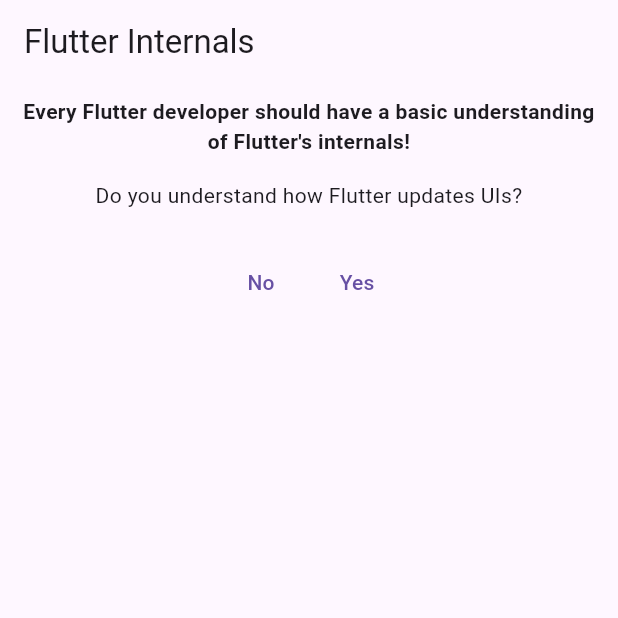
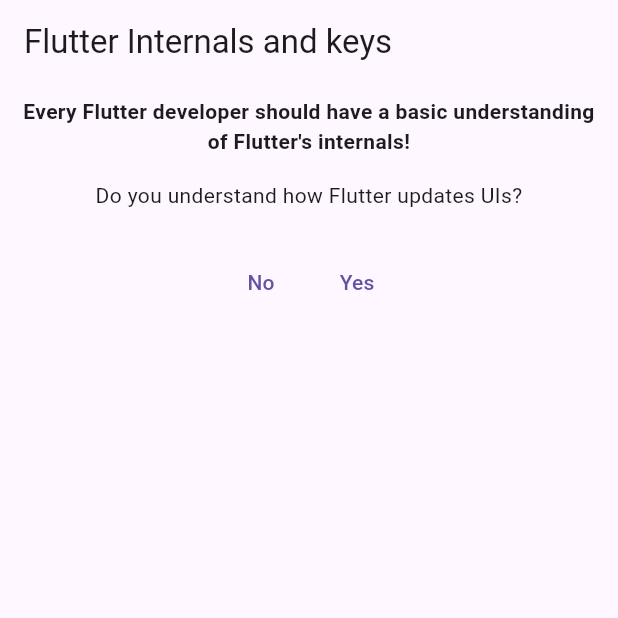
Before and after one commit to andreyscott/toda_app, a Flutter app: the screen it shows after launch, on a phone screen of 412 x 824 dp, the top half of it. Run offline on Flutter 3.47's test engine with Material 3 defaults, Android fonts, the phone set to English and light mode, and no system bars.

```diff
--- a/lib/demo_buttons.dart
+++ b/lib/demo_buttons.dart
@@ -37,7 +37,7 @@ class _DemoButtonsState extends State<DemoButtons> {
           ),
         ],
       ),
-      if (_isUnderstood) const Text('Awesome!'),
+      if (_isUnderstood) const Text('Awesome! you Rock!'),
     ]);
   }
 }
--- a/lib/main.dart
+++ b/lib/main.dart
@@ -15,7 +15,7 @@ class App extends StatelessWidget {
       theme: ThemeData(useMaterial3: true),
       home: Scaffold(
         appBar: AppBar(
-          title: const Text('Flutter Internals'),
+          title: const Text('Flutter Internals and keys'),
         ),
         body: const UIUpdatesDemo(),
       ),
```
